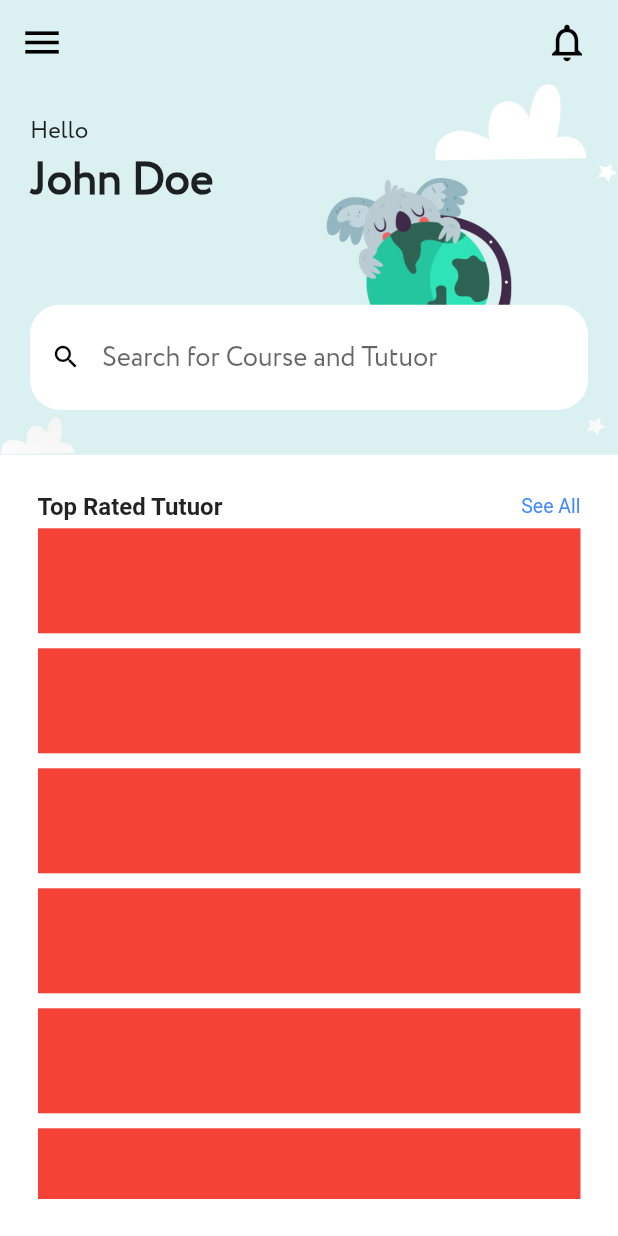
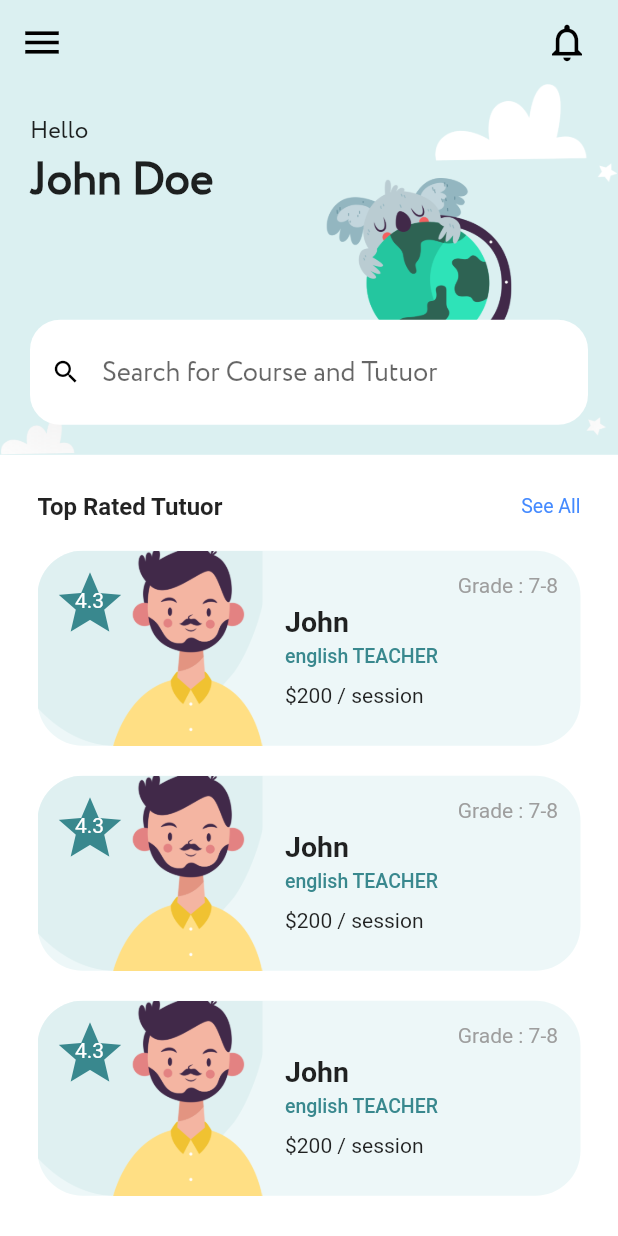
Before and after one commit to abdullakn/learning_management_system_ui_flutter, a Flutter app: the HomePage screen opened by its route, on a phone screen of 412 x 824 dp. Run offline on Flutter 3.47's test engine with Material 2 defaults, Android fonts, the phone set to English and light mode, and no system bars.

Commit message:
tutor card completed

```diff
--- a/lib/home_page.dart
+++ b/lib/home_page.dart
@@ -1,11 +1,12 @@
 import 'package:flutter/material.dart';
 import 'package:kids_education_platform/color_Scheme.dart';
 import 'package:kids_education_platform/models/tutuor.dart';
+import 'package:kids_education_platform/tutuor_card.dart';
 
 class HomePage extends StatelessWidget {
-   HomePage({ Key? key }) : super(key: key);
+  HomePage({Key? key}) : super(key: key);
 
-   final tutor=Tutor.getAllTutor();
+  final tutor = Tutor.getAllTutor();
 
   @override
   Widget build(BuildContext context) {
@@ -14,60 +15,82 @@ class HomePage extends StatelessWidget {
       appBar: AppBar(
         backgroundColor: Colors.transparent,
         elevation: 0,
-          leading: IconButton(onPressed: (){}, icon: Icon(Icons.menu,color: Colors.black,size: 30,)),
+        leading: IconButton(
+            onPressed: () {},
+            icon: Icon(
+              Icons.menu,
+              color: Colors.black,
+              size: 30,
+            )),
         actions: [
-
-            IconButton(onPressed: (){}, icon:Icon(Icons.notifications_none,color: Colors.black,size: 30,)),
-            SizedBox(width: 10,),
+          IconButton(
+              onPressed: () {},
+              icon: Icon(
+                Icons.notifications_none,
+                color: Colors.black,
+                size: 30,
+              )),
+          SizedBox(
+            width: 10,
+          ),
         ],
       ),
       body: Column(
         children: [
           Container(
-              height: MediaQuery.of(context).size.height*0.3,
+            height: MediaQuery.of(context).size.height * 0.3,
             width: MediaQuery.of(context).size.width,
             decoration: BoxDecoration(
-                image: DecorationImage(image: AssetImage('assets/images/searchBg.png'),)
-              ),
+                image: DecorationImage(
+              image: AssetImage('assets/images/searchBg.png'),
+            )),
             child: Container(
               padding: EdgeInsets.all(20),
-
-                child:Column(
+              child: Column(
                 crossAxisAlignment: CrossAxisAlignment.start,
                 children: [
-                    Text('Hello',style: TextStyle(fontSize: 16,fontFamily: 'circe'),),
-                    Text('John Doe',style: TextStyle(fontSize: 30,fontFamily: 'circe',fontWeight: FontWeight.w700),),
-                    Expanded(child:Container() ),
+                  Text(
+                    'Hello',
+                    style: TextStyle(fontSize: 16, fontFamily: 'circe'),
+                  ),
+                  Text(
+                    'John Doe',
+                    style: TextStyle(
+                        fontSize: 30,
+                        fontFamily: 'circe',
+                        fontWeight: FontWeight.w700),
+                  ),
+                  Expanded(child: Container()),
                   Container(
                     height: 70,
                     decoration: BoxDecoration(
                         borderRadius: BorderRadius.circular(20),
-                        color: Colors.white
-                      ),
+                        color: Colors.white),
                     child: Row(
                       children: [
-                          IconButton(onPressed: (){}, icon: Icon(Icons.search,color: Colors.black,size: 20,)),
-                          Expanded(child: TextFormField(
-                            style: TextStyle(
-                              fontSize: 18,
-                              fontFamily: 'circe'
-                            ),
+                        IconButton(
+                            onPressed: () {},
+                            icon: Icon(
+                              Icons.search,
+                              color: Colors.black,
+                              size: 20,
+                            )),
+                        Expanded(
+                            child: TextFormField(
+                          style: TextStyle(fontSize: 18, fontFamily: 'circe'),
                           decoration: InputDecoration(
                               border: InputBorder.none,
-                              hintText: 'Search for Course and Tutuor'
-
-                            ),
+                              hintText: 'Search for Course and Tutuor'),
                         ))
                       ],
                     ),
                   ),
-                    SizedBox(height: 10,)
-
                 ],
               ),
             ),
           ),
-            Expanded(child: Container(
+          Expanded(
+            child: Container(
               padding: EdgeInsets.all(25),
               width: MediaQuery.of(context).size.width,
               color: Colors.white,
@@ -76,54 +99,55 @@ class HomePage extends StatelessWidget {
                   Row(
                     mainAxisAlignment: MainAxisAlignment.spaceBetween,
                     children: [
-                      Text("Top Rated Tutuor",style: TextStyle(fontSize: 16,fontWeight: FontWeight.w700,)),
-                      Text("See All",style: TextStyle(color: Colors.blueAccent,fontSize: 13),)
+                      Text("Top Rated Tutuor",
+                          style: TextStyle(
+                            fontSize: 16,
+                            fontWeight: FontWeight.w700,
+                          )),
+                      Text(
+                        "See All",
+                        style:
+                            TextStyle(color: Colors.blueAccent, fontSize: 13),
+                      )
                     ],
                   ),
                   Expanded(
                     child: SingleChildScrollView(
+                      scrollDirection: Axis.vertical,
                       child: Column(
-                        children: [
-                          Container(
-                            margin: EdgeInsets.symmetric(vertical: 5),
-                            height: 70,
-                            color: Colors.red,
+                        children: tutor.map((e) => TutorCard(tutor: e)).toList()
+                          // Container(
+                          //   margin: EdgeInsets.only(top: 24),
+                          //   child: ListView.builder(
+                          //     itemCount: 30,
+                          //     itemBuilder: (BuildContext context, int index) =>
+                          //         ListTile(
+                          //       title: Text("List Item ${index + 1}"),
+                          //     ),
+                          //   ),
+                          // )
+                          //  Container(
+                          //    height: 150,
+                          //    color: Colors.red,
+                          //  ),
+                          //    Container(
+                          //    height: 150,
+                          //    color: Colors.green,
+                          //  ),
+                          //    Container(
+                          //    height: 150,
+                          //    color: Colors.blue,
+                          //  ),
+                        // ],
                       ),
-                           Container(
-                            margin: EdgeInsets.symmetric(vertical: 5),
-                            height: 70,
-                            color: Colors.red,
                     ),
-                           Container(
-                            margin: EdgeInsets.symmetric(vertical: 5),
-                            height: 70,
-                            color: Colors.red,
-                          ),
-                           Container(
-                            margin: EdgeInsets.symmetric(vertical: 5),
-                            height: 70,
-                            color: Colors.red,
-                          ),
-                           Container(
-                            margin: EdgeInsets.symmetric(vertical: 5),
-                            height: 70,
-                            color: Colors.red,
-                          ),
-                           Container(
-                            margin: EdgeInsets.symmetric(vertical: 5),
-                            height: 70,
-                            color: Colors.red,
-                          ),
+                  )
                 ],
               ),
             ),
           )
         ],
       ),
-
-            ))
-          ],
-        ),
     );
   }
 }
--- a/lib/main.dart
+++ b/lib/main.dart
@@ -1,6 +1,7 @@
 import 'package:flutter/material.dart';
 import 'package:kids_education_platform/color_Scheme.dart';
 import 'package:kids_education_platform/home_page.dart';
+import 'package:kids_education_platform/sample.dart';
 
 void main() {
   runApp(const MyApp());
--- a/lib/models/tutuor.dart
+++ b/lib/models/tutuor.dart
@@ -4,21 +4,23 @@ class Tutor {
   String subject;
   String grade;
   String price;
+  String rating;
 
   Tutor(
       {required this.name,
       required this.proPic,
       required this.subject,
       required this.grade,
-      required this.price});
+      required this.price,
+      required this.rating});
 
   static List<Tutor> getAllTutor() {
     return [
-      Tutor(name: "John", proPic:"assets/images/boy1.png", subject: "english", grade: "7-8", price: "200"),
-      Tutor(name: "John", proPic:"assets/images/boy1.png", subject: "english", grade: "7-8", price: "200"),
-      Tutor(name: "John", proPic:"assets/images/boy1.png", subject: "english", grade: "7-8", price: "200"),
-      Tutor(name: "John", proPic:"assets/images/boy1.png", subject: "english", grade: "7-8", price: "200"),
-      Tutor(name: "John", proPic:"assets/images/boy1.png", subject: "english", grade: "7-8", price: "200"),
+      Tutor(name: "John", proPic:"assets/images/boy1.png", subject: "english", grade: "7-8", price: "200",rating: "4.3"),
+      Tutor(name: "John", proPic:"assets/images/boy1.png", subject: "english", grade: "7-8", price: "200",rating: "4.3"),
+      Tutor(name: "John", proPic:"assets/images/boy1.png", subject: "english", grade: "7-8", price: "200",rating: "4.3"),
+      Tutor(name: "John", proPic:"assets/images/boy1.png", subject: "english", grade: "7-8", price: "200",rating: "4.3"),
+      Tutor(name: "John", proPic:"assets/images/boy1.png", subject: "english", grade: "7-8", price: "200",rating: "4.3"),
     ];
   }
 }
--- /dev/null
+++ b/lib/tutuor_card.dart
@@ -0,0 +1,92 @@
+import 'package:flutter/material.dart';
+import 'package:kids_education_platform/color_Scheme.dart';
+import 'package:kids_education_platform/models/tutuor.dart';
+
+class TutorCard extends StatelessWidget {
+  final Tutor tutor;
+  const TutorCard({required this.tutor});
+
+  @override
+  Widget build(BuildContext context) {
+    return Container(
+      margin: EdgeInsets.only(top: 20),
+      height: 130,
+      width: double.maxFinite,
+      decoration: BoxDecoration(
+          borderRadius: BorderRadius.all(Radius.circular(30)),
+          color: lightBlue.withOpacity(0.5)),
+      child: Row(
+        children: [
+          Container(
+            child: Stack(
+              children: [
+                ClipRRect(
+                  borderRadius: BorderRadius.only(topLeft: Radius.circular(30)),
+                  child: Container(
+                    height: 130,
+                    width: 150,
+                    decoration: BoxDecoration(
+                        image: DecorationImage(
+                            image: AssetImage(
+                              "assets/images/iconBgNew.png",
+                            ),
+                            fit: BoxFit.cover)),
+                  ),
+                ),
+                Positioned(
+                    top: 10,
+                    left: 10,
+                    child: Icon(
+                      Icons.star,
+                      color: darkBlue,
+                      size: 50,
+                    )),
+                Positioned(
+                    top: 25,
+                    left: 25,
+                    child: Text(
+                      tutor.rating,
+                      style: TextStyle(color: Colors.white),
+                    )),
+                Positioned(
+                    left: 50,
+                    child: Container(
+                      width: 100,
+                      height: 130,
+                      decoration: BoxDecoration(
+                          image: DecorationImage(
+                              image: AssetImage(tutor.proPic),
+                              fit: BoxFit.cover)),
+                    ))
+              ],
+            ),
+          ),
+          Expanded(
+              child: Container(
+            padding: EdgeInsets.all(15),
+            child: Column(
+              crossAxisAlignment: CrossAxisAlignment.start,
+              children: [
+                Row(
+                  children: [
+                    Expanded(child: Container()),
+                    Text("Grade : ${tutor.grade}",style: TextStyle(color: Colors.grey),)
+                  ],
+                ),
+                SizedBox(height: 5,),
+                Text(tutor.name,style: TextStyle(fontSize: 19,fontWeight: FontWeight.w700),),
+                SizedBox(height: 5,),
+                 Text("${tutor.subject} TEACHER",style: TextStyle(fontSize: 13,fontWeight: FontWeight.w500,color: darkBlue),),
+                 Expanded(child: Align(
+                   alignment: Alignment.centerLeft,
+                   child: Text("\$${tutor.price} / session"),
+                 ))
+              ],
+
+            ),
+          ))
+        ],
+      ),
+    );
+  }
+}
```
Also changed, not shown: lib/sample.dart (added, +67 -0 lines). Lines whose indentation alone changed are shown as unchanged.
